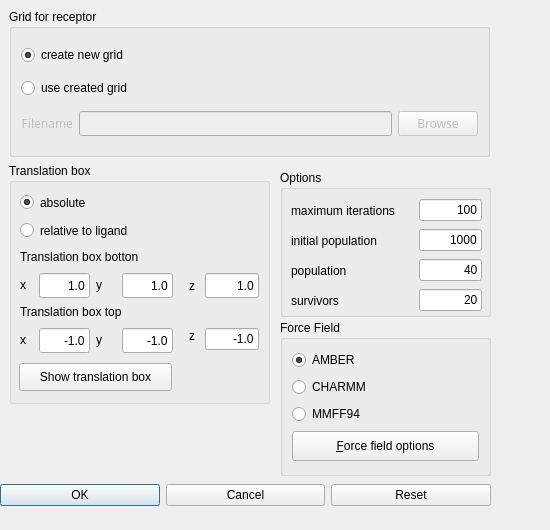
Before: the Qt Designer form source/VIEW/DIALOGS/evolutionDockingDialog.ui in BALL-Project/ball, drawn with Qt 5.
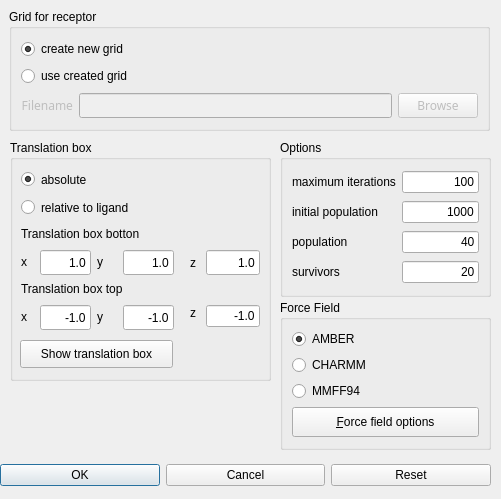
After: the same form once the commit is applied.

Commit message: translation box

The edit to the form file:
```diff
--- a/source/VIEW/DIALOGS/evolutionDockingDialog.ui
+++ b/source/VIEW/DIALOGS/evolutionDockingDialog.ui
@@ -8,8 +8,8 @@
    <rect>
     <x>0</x>
     <y>0</y>
-    <width>550</width>
-    <height>530</height>
+    <width>501</width>
+    <height>499</height>
    </rect>
   </property>
   <property name="sizePolicy" >
@@ -38,11 +38,95 @@
   <property name="modal" >
    <bool>false</bool>
   </property>
+  <widget class="QWidget" name="layoutWidget" >
+   <property name="geometry" >
+    <rect>
+     <x>0</x>
+     <y>460</y>
+     <width>491</width>
+     <height>31</height>
+    </rect>
+   </property>
+   <layout class="QHBoxLayout" >
+    <property name="margin" >
+     <number>0</number>
+    </property>
+    <property name="spacing" >
+     <number>6</number>
+    </property>
+    <item>
+     <widget class="QPushButton" name="ok_button" >
+      <property name="sizePolicy" >
+       <sizepolicy>
+        <hsizetype>1</hsizetype>
+        <vsizetype>0</vsizetype>
+        <horstretch>0</horstretch>
+        <verstretch>0</verstretch>
+       </sizepolicy>
+      </property>
+      <property name="minimumSize" >
+       <size>
+        <width>90</width>
+        <height>0</height>
+       </size>
+      </property>
+      <property name="text" >
+       <string>OK</string>
+      </property>
+      <property name="default" >
+       <bool>true</bool>
+      </property>
+     </widget>
+    </item>
+    <item>
+     <widget class="QPushButton" name="cancel_button" >
+      <property name="sizePolicy" >
+       <sizepolicy>
+        <hsizetype>1</hsizetype>
+        <vsizetype>0</vsizetype>
+        <horstretch>0</horstretch>
+        <verstretch>0</verstretch>
+       </sizepolicy>
+      </property>
+      <property name="minimumSize" >
+       <size>
+        <width>90</width>
+        <height>0</height>
+       </size>
+      </property>
+      <property name="text" >
+       <string>Cancel</string>
+      </property>
+     </widget>
+    </item>
+    <item>
+     <widget class="QPushButton" name="reset_button" >
+      <property name="sizePolicy" >
+       <sizepolicy>
+        <hsizetype>1</hsizetype>
+        <vsizetype>0</vsizetype>
+        <horstretch>0</horstretch>
+        <verstretch>0</verstretch>
+       </sizepolicy>
+      </property>
+      <property name="minimumSize" >
+       <size>
+        <width>90</width>
+        <height>0</height>
+       </size>
+      </property>
+      <property name="text" >
+       <string>Reset</string>
+      </property>
+     </widget>
+    </item>
+   </layout>
+  </widget>
   <widget class="QGroupBox" name="trans_box_group" >
    <property name="geometry" >
     <rect>
-     <x>9</x>
-     <y>163</y>
+     <x>10</x>
+     <y>140</y>
      <width>261</width>
      <height>241</height>
     </rect>
@@ -293,142 +377,13 @@
     </property>
    </widget>
   </widget>
-  <widget class="QGroupBox" name="option_group" >
-   <property name="geometry" >
-    <rect>
-     <x>280</x>
-     <y>170</y>
-     <width>211</width>
-     <height>147</height>
-    </rect>
-   </property>
-   <property name="title" >
-    <string>Options</string>
-   </property>
-   <widget class="QLabel" name="population_label" >
-    <property name="geometry" >
-     <rect>
-      <x>11</x>
-      <y>88</y>
-      <width>122</width>
-      <height>25</height>
-     </rect>
-    </property>
-    <property name="text" >
-     <string>population</string>
-    </property>
-   </widget>
-   <widget class="QLabel" name="init_population_label" >
-    <property name="geometry" >
-     <rect>
-      <x>11</x>
-      <y>58</y>
-      <width>122</width>
-      <height>25</height>
-     </rect>
-    </property>
-    <property name="text" >
-     <string>initial population</string>
-    </property>
-   </widget>
-   <widget class="QLabel" name="iteration_label" >
-    <property name="geometry" >
-     <rect>
-      <x>11</x>
-      <y>28</y>
-      <width>122</width>
-      <height>25</height>
-     </rect>
-    </property>
-    <property name="text" >
-     <string>maximum iterations</string>
-    </property>
-   </widget>
-   <widget class="QLabel" name="survivor_label" >
-    <property name="geometry" >
-     <rect>
-      <x>11</x>
-      <y>118</y>
-      <width>122</width>
-      <height>25</height>
-     </rect>
-    </property>
-    <property name="text" >
-     <string>survivors</string>
-    </property>
-   </widget>
-   <widget class="QLineEdit" name="max_iterations" >
-    <property name="geometry" >
-     <rect>
-      <x>139</x>
-      <y>29</y>
-      <width>63</width>
-      <height>22</height>
-     </rect>
-    </property>
-    <property name="text" >
-     <string>100</string>
-    </property>
-    <property name="alignment" >
-     <set>Qt::AlignRight</set>
-    </property>
-   </widget>
-   <widget class="QLineEdit" name="init_population" >
-    <property name="geometry" >
-     <rect>
-      <x>139</x>
-      <y>59</y>
-      <width>63</width>
-      <height>22</height>
-     </rect>
-    </property>
-    <property name="text" >
-     <string>1000</string>
-    </property>
-    <property name="alignment" >
-     <set>Qt::AlignRight</set>
-    </property>
-   </widget>
-   <widget class="QLineEdit" name="population" >
-    <property name="geometry" >
-     <rect>
-      <x>139</x>
-      <y>89</y>
-      <width>63</width>
-      <height>22</height>
-     </rect>
-    </property>
-    <property name="text" >
-     <string>40</string>
-    </property>
-    <property name="alignment" >
-     <set>Qt::AlignRight</set>
-    </property>
-   </widget>
-   <widget class="QLineEdit" name="survivors" >
-    <property name="geometry" >
-     <rect>
-      <x>139</x>
-      <y>119</y>
-      <width>63</width>
-      <height>22</height>
-     </rect>
-    </property>
-    <property name="text" >
-     <string>20</string>
-    </property>
-    <property name="alignment" >
-     <set>Qt::AlignRight</set>
-    </property>
-   </widget>
-  </widget>
   <widget class="QGroupBox" name="grid_group" >
    <property name="geometry" >
     <rect>
      <x>9</x>
      <y>9</y>
      <width>481</width>
-     <height>148</height>
+     <height>122</height>
     </rect>
    </property>
    <property name="title" >
@@ -577,13 +532,102 @@
     </item>
    </layout>
   </widget>
+  <widget class="QGroupBox" name="option_group" >
+   <property name="geometry" >
+    <rect>
+     <x>280</x>
+     <y>140</y>
+     <width>211</width>
+     <height>157</height>
+    </rect>
+   </property>
+   <property name="title" >
+    <string>Options</string>
+   </property>
+   <layout class="QGridLayout" >
+    <property name="margin" >
+     <number>9</number>
+    </property>
+    <property name="spacing" >
+     <number>6</number>
+    </property>
+    <item row="2" column="0" >
+     <widget class="QLabel" name="population_label" >
+      <property name="text" >
+       <string>population</string>
+      </property>
+     </widget>
+    </item>
+    <item row="3" column="1" >
+     <widget class="QLineEdit" name="survivors" >
+      <property name="text" >
+       <string>20</string>
+      </property>
+      <property name="alignment" >
+       <set>Qt::AlignRight</set>
+      </property>
+     </widget>
+    </item>
+    <item row="2" column="1" >
+     <widget class="QLineEdit" name="population" >
+      <property name="text" >
+       <string>40</string>
+      </property>
+      <property name="alignment" >
+       <set>Qt::AlignRight</set>
+      </property>
+     </widget>
+    </item>
+    <item row="1" column="1" >
+     <widget class="QLineEdit" name="init_population" >
+      <property name="text" >
+       <string>1000</string>
+      </property>
+      <property name="alignment" >
+       <set>Qt::AlignRight</set>
+      </property>
+     </widget>
+    </item>
+    <item row="0" column="1" >
+     <widget class="QLineEdit" name="max_iterations" >
+      <property name="text" >
+       <string>100</string>
+      </property>
+      <property name="alignment" >
+       <set>Qt::AlignRight</set>
+      </property>
+     </widget>
+    </item>
+    <item row="3" column="0" >
+     <widget class="QLabel" name="survivor_label" >
+      <property name="text" >
+       <string>survivors</string>
+      </property>
+     </widget>
+    </item>
+    <item row="0" column="0" >
+     <widget class="QLabel" name="iteration_label" >
+      <property name="text" >
+       <string>maximum iterations</string>
+      </property>
+     </widget>
+    </item>
+    <item row="1" column="0" >
+     <widget class="QLabel" name="init_population_label" >
+      <property name="text" >
+       <string>initial population</string>
+      </property>
+     </widget>
+    </item>
+   </layout>
+  </widget>
   <widget class="QGroupBox" name="force_field_group" >
    <property name="geometry" >
     <rect>
      <x>280</x>
-     <y>320</y>
+     <y>300</y>
      <width>211</width>
-     <height>156</height>
+     <height>150</height>
     </rect>
    </property>
    <property name="title" >
@@ -659,90 +703,6 @@
     </item>
    </layout>
   </widget>
-  <widget class="QWidget" name="" >
-   <property name="geometry" >
-    <rect>
-     <x>0</x>
-     <y>480</y>
-     <width>491</width>
-     <height>31</height>
-    </rect>
-   </property>
-   <layout class="QHBoxLayout" >
-    <property name="margin" >
-     <number>0</number>
-    </property>
-    <property name="spacing" >
-     <number>6</number>
-    </property>
-    <item>
-     <widget class="QPushButton" name="ok_button" >
-      <property name="sizePolicy" >
-       <sizepolicy>
-        <hsizetype>1</hsizetype>
-        <vsizetype>0</vsizetype>
-        <horstretch>0</horstretch>
-        <verstretch>0</verstretch>
-       </sizepolicy>
-      </property>
-      <property name="minimumSize" >
-       <size>
-        <width>90</width>
-        <height>0</height>
-       </size>
-      </property>
-      <property name="text" >
-       <string>OK</string>
-      </property>
-      <property name="default" >
-       <bool>true</bool>
-      </property>
-     </widget>
-    </item>
-    <item>
-     <widget class="QPushButton" name="cancel_button" >
-      <property name="sizePolicy" >
-       <sizepolicy>
-        <hsizetype>1</hsizetype>
-        <vsizetype>0</vsizetype>
-        <horstretch>0</horstretch>
-        <verstretch>0</verstretch>
-       </sizepolicy>
-      </property>
-      <property name="minimumSize" >
-       <size>
-        <width>90</width>
-        <height>0</height>
-       </size>
-      </property>
-      <property name="text" >
-       <string>Cancel</string>
-      </property>
-     </widget>
-    </item>
-    <item>
-     <widget class="QPushButton" name="reset_button" >
-      <property name="sizePolicy" >
-       <sizepolicy>
-        <hsizetype>1</hsizetype>
-        <vsizetype>0</vsizetype>
-        <horstretch>0</horstretch>
-        <verstretch>0</verstretch>
-       </sizepolicy>
-      </property>
-      <property name="minimumSize" >
-       <size>
-        <width>90</width>
-        <height>0</height>
-       </size>
-      </property>
-      <property name="text" >
-       <string>Reset</string>
-      </property>
-     </widget>
-    </item>
-   </layout>
-  </widget>
  </widget>
  <pixmapfunction></pixmapfunction>
  <resources/>
```
The commit also changes 2 other files.
